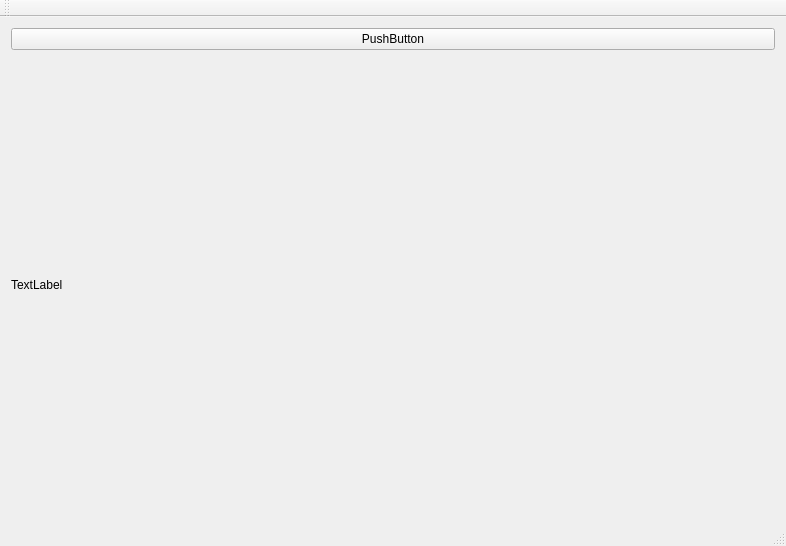
Before: the Qt Designer form Other/CameraDemo/mainwindow.ui in hondodo/PCamera, drawn with Qt 5.
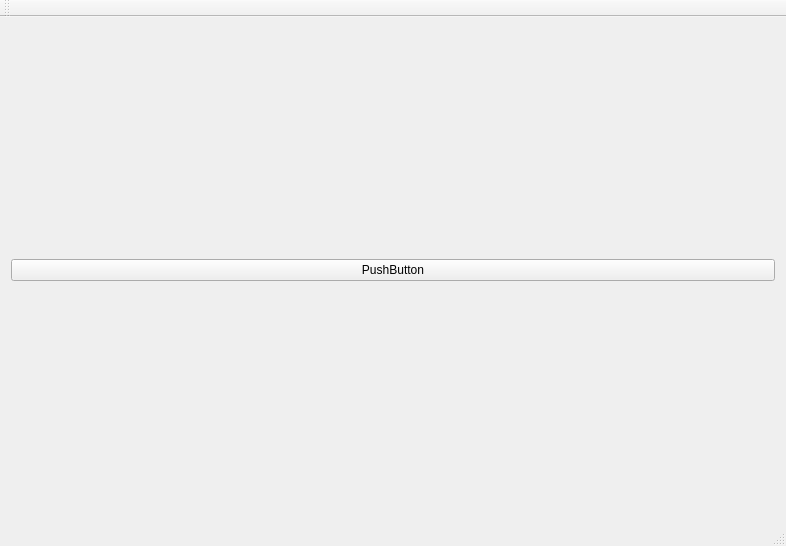
After: the same form once the commit is applied.

What changed in the file:
```diff
--- a/Other/CameraDemo/mainwindow.ui
+++ b/Other/CameraDemo/mainwindow.ui
@@ -15,13 +15,6 @@
   </property>
   <widget class="QWidget" name="centralWidget">
    <layout class="QGridLayout" name="gridLayout">
-    <item row="1" column="0">
-     <widget class="QLabel" name="label">
-      <property name="text">
-       <string>TextLabel</string>
-      </property>
-     </widget>
-    </item>
     <item row="0" column="0">
      <widget class="QPushButton" name="pushButton">
       <property name="text">
```
Left out of the diff: 3 changed lines with no effect on the pictures.
